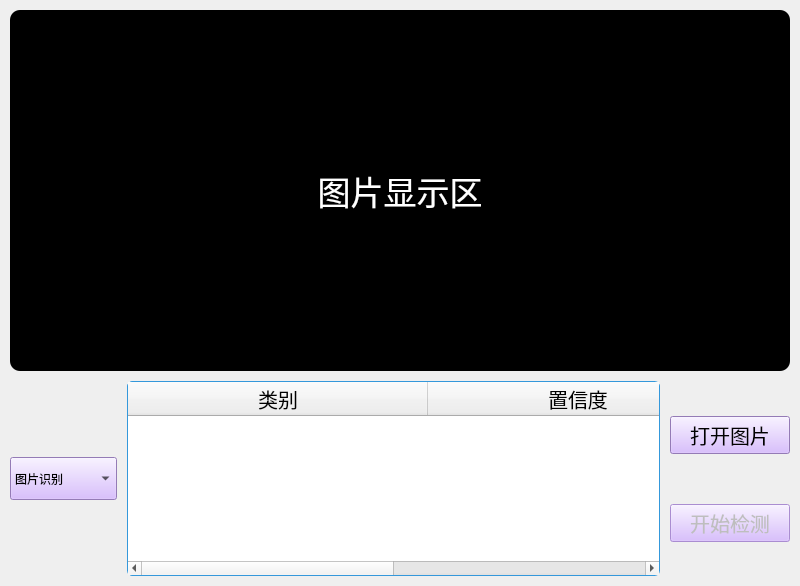
Above: Views/emotion.ui from WBB2193128367/emction_classification before the change. Below: the same form after it.
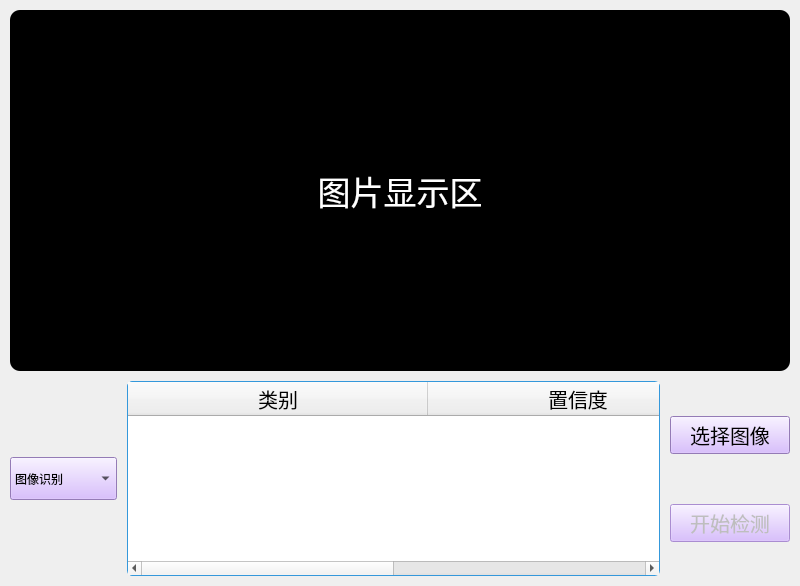
That is the form after the change. Icons and pictures are not drawn.

Patch:
```diff
--- a/Views/emotion.ui
+++ b/Views/emotion.ui
@@ -165,7 +165,7 @@
            </property>
            <item>
             <property name="text">
-             <string>图片识别</string>
+             <string>图像识别</string>
             </property>
            </item>
            <item>
@@ -352,7 +352,7 @@
 </string>
            </property>
            <property name="text">
-            <string>打开图片</string>
+            <string>选择图像</string>
            </property>
            <property name="icon">
             <iconset theme="accessories-calculator">
```
